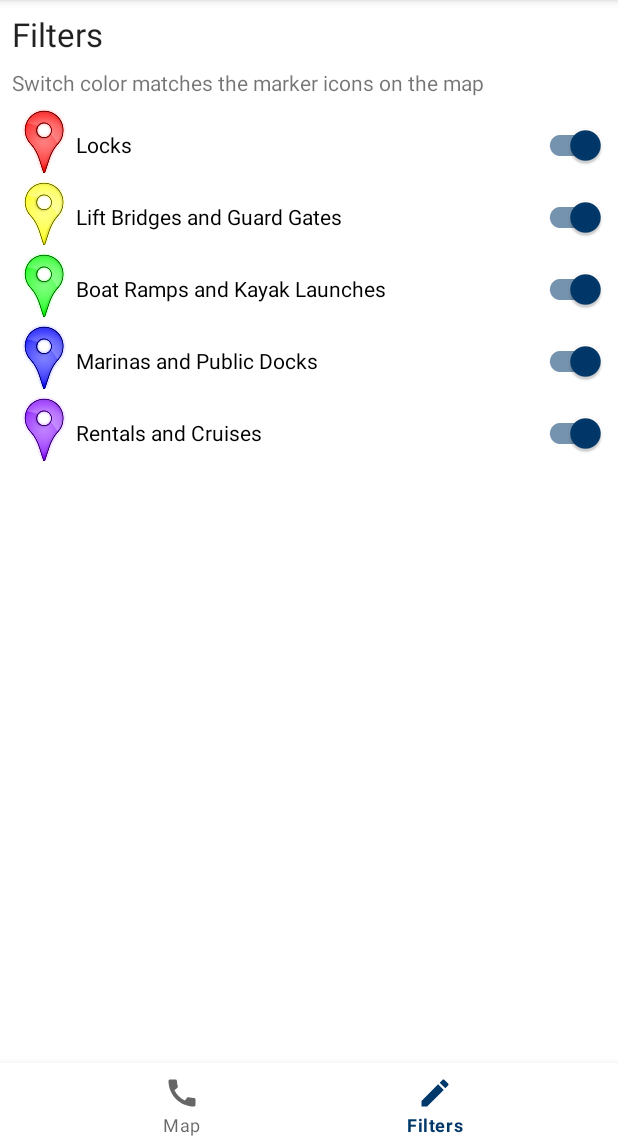
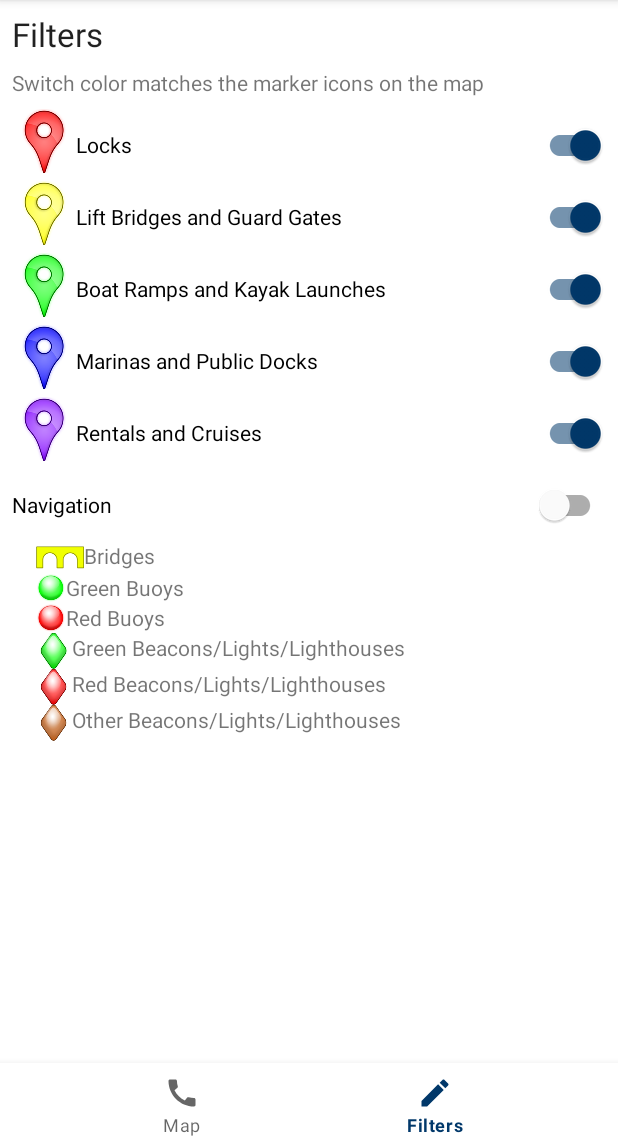
Before and after one commit to olearyj/NYS-Canal-Guide, an Android app: the OptionsFragment screen opened through its navigation route, on a phone screen of 412 x 824 dp, the part 89-1236 px from its top. Run offline under Robolectric (Android 15) with nearby library versions, the phone set to English and light mode, and no system bars; our stand-ins replace Dagger/Hilt's generated code, data binding, navigation-ui; libraries missing offline, so code that uses them is left out: androidx.hilt.lifecycle; 1 statement that could not run was skipped.

Commit message:
Added navinfo filter switch and legend

```diff
--- a/app/src/main/java/com/ayc/canalguide/ui/options/OptionsFragment.kt
+++ b/app/src/main/java/com/ayc/canalguide/ui/options/OptionsFragment.kt
@@ -7,6 +7,7 @@ import com.ayc.canalguide.R
 import com.ayc.canalguide.databinding.FragmentOptionsBinding
 import com.ayc.canalguide.ui.map.MapsViewModel
 import com.ayc.canalguide.utils.viewBinding
+import kotlinx.android.synthetic.main.view_filters.*
 
 /**
  * A placeholder fragment containing a simple view.
@@ -23,6 +24,7 @@ class OptionsFragment : Fragment(R.layout.fragment_options) {
         super.onActivityCreated(savedInstanceState)
 
         binding.mapsViewModel = mapsViewModel
+        binding.lifecycleOwner = viewLifecycleOwner
     }
 
 
--- a/app/src/main/res/layout/view_filters.xml
+++ b/app/src/main/res/layout/view_filters.xml
@@ -7,6 +7,8 @@
         <variable
             name="mapsViewModel"
             type="com.ayc.canalguide.ui.map.MapsViewModel" />
+
+        <import type="android.view.View"/>
 
     </data>
 
@@ -138,5 +140,17 @@
                 android:checked="@={mapsViewModel.cruiseFilterState}" />
         </LinearLayout>
 
+        <com.google.android.material.switchmaterial.SwitchMaterial
+            android:id="@+id/switchNavInfo"
+            android:layout_width="match_parent"
+            android:layout_height="wrap_content"
+            android:text="@string/title_filter_navinfo"
+            android:theme="@style/FilterSwitchBlueAppTheme"
+            android:checked="@={mapsViewModel.navInfoFilterState}" />
+
+        <include
+            android:id="@+id/viewFiltersNavinfo"
+            layout="@layout/view_filters_navinfo"
+            android:visibility="@{mapsViewModel.navInfoFilterState ? View.VISIBLE: View.GONE}"/>
     </LinearLayout>
 </layout>
--- /dev/null
+++ b/app/src/main/res/layout/view_filters_navinfo.xml
@@ -0,0 +1,105 @@
+<?xml version="1.0" encoding="utf-8"?>
+<LinearLayout xmlns:android="http://schemas.android.com/apk/res/android"
+    xmlns:app="http://schemas.android.com/apk/res-auto"
+    android:layout_width="match_parent"
+    android:layout_height="wrap_content"
+    android:orientation="vertical"
+    android:paddingLeft="16dp">
+
+    <LinearLayout
+        android:layout_width="match_parent"
+        android:layout_height="wrap_content"
+        android:orientation="horizontal">
+
+        <ImageView
+            android:layout_width="wrap_content"
+            android:layout_height="wrap_content"
+            app:srcCompat="@drawable/mmi_bridge" />
+
+        <TextView
+            android:layout_width="wrap_content"
+            android:layout_height="wrap_content"
+            android:text="@string/title_filter_navinfo_bridges" />
+    </LinearLayout>
+
+    <LinearLayout
+        android:layout_width="match_parent"
+        android:layout_height="wrap_content"
+        android:orientation="horizontal">
+
+        <ImageView
+            android:layout_width="wrap_content"
+            android:layout_height="wrap_content"
+            app:srcCompat="@drawable/mmi_green_buoy" />
+
+        <TextView
+            android:layout_width="wrap_content"
+            android:layout_height="wrap_content"
+            android:text="@string/title_filter_navinfo_green_buoys" />
+    </LinearLayout>
+
+    <LinearLayout
+        android:layout_width="match_parent"
+        android:layout_height="wrap_content"
+        android:orientation="horizontal">
+
+        <ImageView
+            android:layout_width="wrap_content"
+            android:layout_height="wrap_content"
+            app:srcCompat="@drawable/mmi_red_buoy" />
+
+        <TextView
+            android:layout_width="wrap_content"
+            android:layout_height="wrap_content"
+            android:text="@string/title_filter_navinfo_red_buoys" />
+    </LinearLayout>
+
+    <LinearLayout
+        android:layout_width="match_parent"
+        android:layout_height="wrap_content"
+        android:orientation="horizontal">
+
+        <ImageView
+            android:layout_width="wrap_content"
+            android:layout_height="wrap_content"
+            app:srcCompat="@drawable/mmi_green_beacon" />
+
+        <TextView
+            android:layout_width="wrap_content"
+            android:layout_height="wrap_content"
+            android:text="@string/title_filter_navinfo_green_beacons" />
+    </LinearLayout>
+
+    <LinearLayout
+        android:layout_width="match_parent"
+        android:layout_height="wrap_content"
+        android:orientation="horizontal">
+
+        <ImageView
+            android:layout_width="wrap_content"
+            android:layout_height="wrap_content"
+            app:srcCompat="@drawable/mmi_red_beacon" />
+
+        <TextView
+            android:layout_width="wrap_content"
+            android:layout_height="wrap_content"
+            android:text="@string/title_filter_navinfo_red_beacons" />
+    </LinearLayout>
+
+    <LinearLayout
+        android:layout_width="match_parent"
+        android:layout_height="wrap_content"
+        android:orientation="horizontal">
+
+        <ImageView
+            android:layout_width="wrap_content"
+            android:layout_height="wrap_content"
+            app:srcCompat="@drawable/mmi_other_beacon" />
+
+        <TextView
+            android:layout_width="wrap_content"
+            android:layout_height="wrap_content"
+            android:text="@string/title_filter_navinfo_other_beacons" />
+    </LinearLayout>
+
+</LinearLayout>
--- a/app/src/main/res/values/strings.xml
+++ b/app/src/main/res/values/strings.xml
@@ -13,4 +13,12 @@
     <string name="title_filter_cruise">Rentals and Cruises</string>
     <string name="title_filter_launches">Boat Ramps and Kayak Launches</string>
 
+    <string name="title_filter_navinfo">Navigation</string>
+    <string name="title_filter_navinfo_bridges">Bridges</string>
+    <string name="title_filter_navinfo_green_buoys">Green Buoys</string>
+    <string name="title_filter_navinfo_red_buoys">Red Buoys</string>
+    <string name="title_filter_navinfo_green_beacons">Green Beacons/Lights/Lighthouses</string>
+    <string name="title_filter_navinfo_red_beacons">Red Beacons/Lights/Lighthouses</string>
+    <string name="title_filter_navinfo_other_beacons">Other Beacons/Lights/Lighthouses</string>
+
 </resources>
```
